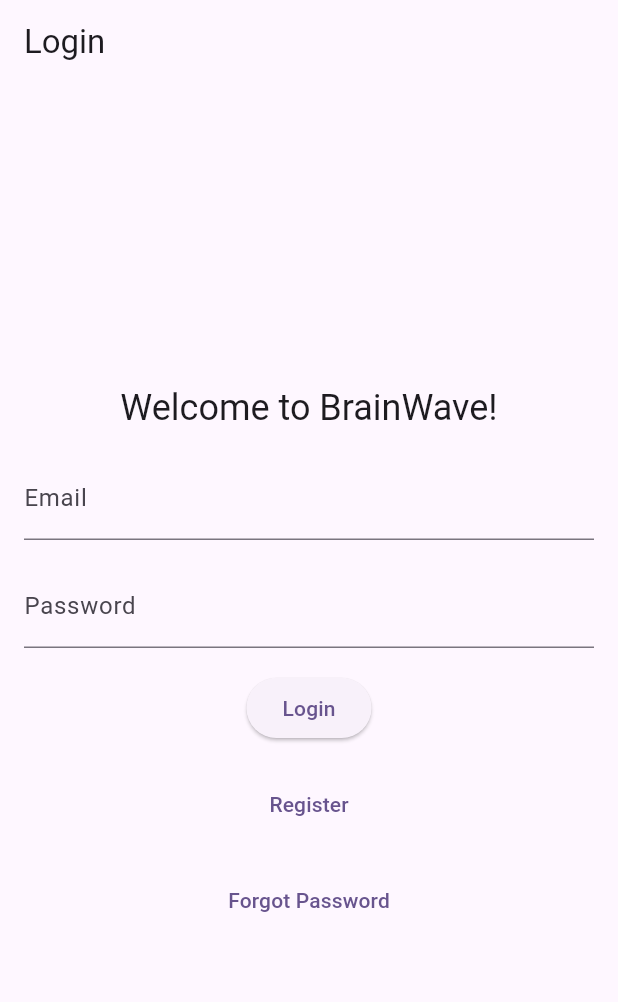
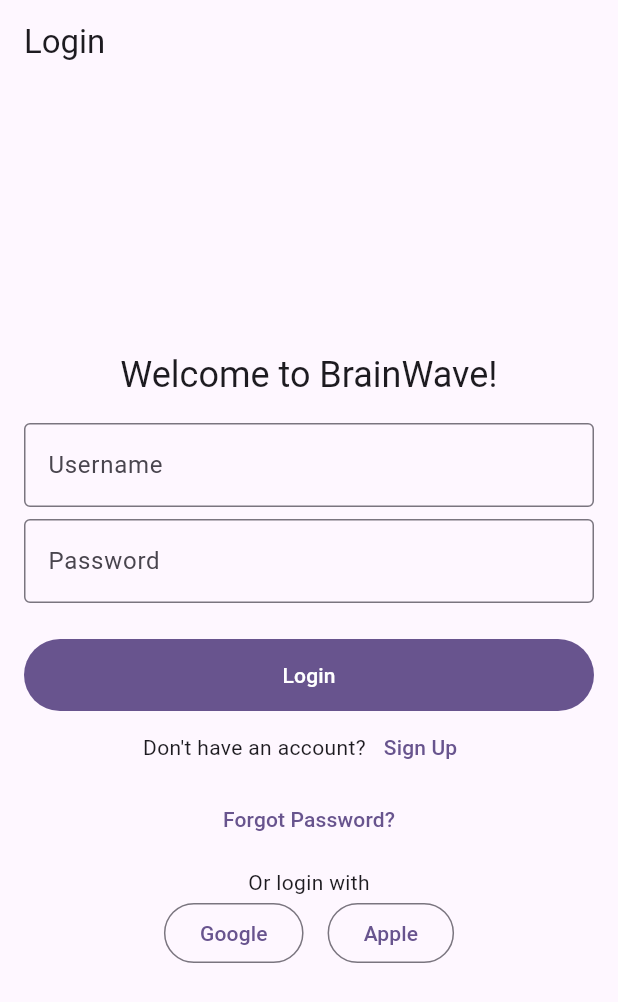
Before and after one commit to mhadaily/brainwavesocialapp, a Flutter app: the screen it shows after launch, on a phone screen of 412 x 824 dp. Shown: the top 1002 px of the screen. Run offline on Flutter 3.47's test engine with Material 3 defaults, Android fonts, the phone set to English and light mode, and no system bars; our stand-ins replace firebase_core, flutter_riverpod, go_router; accounts and stored records are empty; generated files the repository leaves out were written again.

Commit message:
complete pages design

```diff
--- /dev/null
+++ b/lib/common/common.dart
@@ -0,0 +1,12 @@
+// widgets
+export 'widgets/buttons.dart';
+export 'widgets/gaps.dart';
+export 'widgets/page_scaffold.dart';
+export 'widgets/text_field.dart';
+
+// theme
+export 'theme/theme.dart';
+
+// routing
+export 'routing/router.dart';
+export 'routing/route_names.dart';
--- a/lib/common/routing/router.dart
+++ b/lib/common/routing/router.dart
@@ -30,7 +30,7 @@
           GoRoute(
             path: 'forgot-password',
             name: RouterNames.forgotPasswordPage.name,
-            builder: (context, state) => const ForgotPasswordPage(),
+            builder: (context, state) => ForgotPasswordPage(),
           ),
         ],
       ),
--- /dev/null
+++ b/lib/common/widgets/buttons.dart
@@ -0,0 +1,26 @@
+import 'package:flutter/material.dart';
+
+class HighlightButton extends StatelessWidget {
+  const HighlightButton({
+    super.key,
+    required this.text,
+    required this.onPressed,
+  });
+
+  final String text;
+  final VoidCallback onPressed;
+
+  @override
+  Widget build(BuildContext context) {
+    return FilledButton(
+      style: ElevatedButton.styleFrom(
+        minimumSize: const Size(
+          double.infinity,
+          48.0,
+        ),
+      ),
+      onPressed: onPressed,
+      child: Text(text),
+    );
+  }
+}
--- /dev/null
+++ b/lib/common/widgets/gaps.dart
@@ -0,0 +1,13 @@
+import 'package:flutter/material.dart';
+
+class GapWidgets {
+  static const h4 = SizedBox(height: 4.0);
+  static const h8 = SizedBox(height: 8.0);
+  static const h16 = SizedBox(height: 16.0);
+  static const h24 = SizedBox(height: 24.0);
+  static const h48 = SizedBox(height: 48.0);
+  static const w8 = SizedBox(width: 8.0);
+  static const w16 = SizedBox(width: 16.0);
+  static const w24 = SizedBox(width: 24.0);
+  static const w48 = SizedBox(width: 48.0);
+}
--- /dev/null
+++ b/lib/common/widgets/text_field.dart
@@ -0,0 +1,30 @@
+import 'package:flutter/material.dart';
+
+class AppTextFormField extends StatelessWidget {
+  const AppTextFormField({
+    super.key,
+    required this.fieldController,
+    // required this.fieldValidator,
+    required this.label,
+    this.obscureText = false,
+  });
+
+  final TextEditingController fieldController;
+  // final String? Function(String?) fieldValidator;
+  final String label;
+  final bool obscureText;
+
+  @override
+  Widget build(BuildContext context) {
+    return TextFormField(
+      controller: fieldController,
+      obscureText: obscureText,
+      autovalidateMode: AutovalidateMode.onUserInteraction,
+      decoration: InputDecoration(
+        labelText: label,
+        border: const OutlineInputBorder(),
+      ),
+      // validator: fieldValidator,
+    );
+  }
+}
--- a/lib/main.dart
+++ b/lib/main.dart
@@ -1,11 +1,8 @@
-import 'package:brainwavesocialapp/common/theme/theme.dart';
-import 'package:firebase_auth/firebase_auth.dart';
 import 'package:firebase_core/firebase_core.dart';
-import 'package:flutter/foundation.dart';
 import 'package:flutter/material.dart';
 import 'package:flutter_riverpod/flutter_riverpod.dart';
 
-import 'common/routing/router.dart';
+import 'common/common.dart';
 import 'firebase_options.dart';
 
 Future<void> main() async {
--- a/lib/presentation/auth/pages/forgot_password_page.dart
+++ b/lib/presentation/auth/pages/forgot_password_page.dart
@@ -1,15 +1,35 @@
-import 'package:brainwavesocialapp/common/widgets/page_scaffold.dart';
+import 'package:brainwavesocialapp/common/common.dart';
 import 'package:flutter/material.dart';
 
 class ForgotPasswordPage extends StatelessWidget {
-  const ForgotPasswordPage({super.key});
+  ForgotPasswordPage({super.key});
+
+  final emailController = TextEditingController();
 
   @override
   Widget build(BuildContext context) {
-    return const CommonPageScaffold(
-      title: 'ForgotPassword',
-      child: Center(
-        child: Text('ForgotPassword Page'),
+    return CommonPageScaffold(
+      title: 'Forgot Password',
+      child: Form(
+        child: Column(
+          mainAxisAlignment: MainAxisAlignment.center,
+          children: <Widget>[
+            const Text('Reset your password.'),
+            GapWidgets.h8,
+            AppTextFormField(
+              fieldController: emailController,
+              label: 'Email',
+            ),
+            GapWidgets.h8,
+            HighlightButton(
+              text: 'Send me an email',
+              onPressed: () {
+                // Todo: handle forgot password logic
+              },
+            ),
+            GapWidgets.h48,
+          ],
+        ),
       ),
     );
   }
--- a/lib/presentation/auth/pages/login_page.dart
+++ b/lib/presentation/auth/pages/login_page.dart
@@ -1,7 +1,9 @@
-import 'package:brainwavesocialapp/common/routing/route_names.dart';
-import 'package:brainwavesocialapp/common/routing/router.dart';
-import 'package:brainwavesocialapp/common/widgets/page_scaffold.dart';
+import 'package:brainwavesocialapp/common/common.dart';
 import 'package:flutter/material.dart';
+
+import '../widgets/social_login.dart';
+import '../widgets/user_pass_form.dart';
+import '../widgets/welcome_text.dart';
 
 class LoginPage extends StatelessWidget {
   const LoginPage({super.key});
@@ -12,34 +14,22 @@
       title: 'Login',
       child: Column(
         mainAxisAlignment: MainAxisAlignment.center,
-        children: [
-          Text(
-            'Welcome to BrainWave!',
-            style: Theme.of(context).textTheme.headlineSmall,
+        children: <Widget>[
+          const WelcomeText(),
+          GapWidgets.h16,
+          UserPassForm(
+            buttonLabel: 'Login',
+            onFormSubmit: (
+              String email,
+              String password,
+            ) async {
+              // todo: handle login logic
+            },
           ),
-          const SizedBox(height: 16),
-          Form(
-            child: Column(
-              children: [
-                TextFormField(
-                  decoration: const InputDecoration(
-                    labelText: 'Email',
-                  ),
-                ),
-                const SizedBox(height: 16),
-                TextFormField(
-                  decoration: const InputDecoration(
-                    labelText: 'Password',
-                  ),
-                ),
-                const SizedBox(height: 16),
-                ElevatedButton(
-                  onPressed: () {
-                    // TODO: Implement login
-                  },
-                  child: const Text('Login'),
-                ),
-                const SizedBox(height: 16),
+          Row(
+            mainAxisAlignment: MainAxisAlignment.center,
+            children: <Widget>[
+              const Text('Don\'t have an account?'),
               TextButton(
                 onPressed: () {
                   AppRouter.go(
@@ -47,9 +37,13 @@
                     RouterNames.registerPage,
                   );
                 },
-                  child: const Text('Register'),
+                child: const Text('Sign Up'),
               ),
-                const SizedBox(height: 16),
+            ],
+          ),
+          Row(
+            mainAxisAlignment: MainAxisAlignment.center,
+            children: <Widget>[
               TextButton(
                 onPressed: () {
                   AppRouter.go(
@@ -57,11 +51,13 @@
                     RouterNames.forgotPasswordPage,
                   );
                 },
-                  child: const Text('Forgot Password'),
+                child: const Text('Forgot Password?'),
               ),
             ],
           ),
-          ),
+          GapWidgets.h8,
+          const Text('Or login with'),
+          const SocialLogin(),
         ],
       ),
     );
--- a/lib/presentation/auth/pages/register_page.dart
+++ b/lib/presentation/auth/pages/register_page.dart
@@ -1,17 +1,29 @@
-import 'package:brainwavesocialapp/common/widgets/page_scaffold.dart';
+import 'package:brainwavesocialapp/common/common.dart';
 import 'package:flutter/material.dart';
+
+import '../widgets/user_pass_form.dart';
+import '../widgets/welcome_text.dart';
 
 class RegisterPage extends StatelessWidget {
   const RegisterPage({super.key});
 
   @override
   Widget build(BuildContext context) {
-    return const CommonPageScaffold(
-      title: 'Register',
-      child: Center(
-        child: Text(
-          'Register Page',
-        ),
+    return CommonPageScaffold(
+      title: 'Sign Up',
+      child: Column(
+        mainAxisAlignment: MainAxisAlignment.center,
+        children: <Widget>[
+          const WelcomeText(),
+          GapWidgets.h48,
+          UserPassForm(
+            buttonLabel: 'Sign Up',
+            onFormSubmit: (String email, String password) {
+              // todo: handle register logic
+            },
+          ),
+          GapWidgets.h48,
+        ],
       ),
     );
   }
--- /dev/null
+++ b/lib/presentation/auth/widgets/social_login.dart
@@ -0,0 +1,28 @@
+import 'package:brainwavesocialapp/common/common.dart';
+import 'package:flutter/material.dart';
+
+class SocialLogin extends StatelessWidget {
+  const SocialLogin({super.key});
+
+  @override
+  Widget build(BuildContext context) {
+    return Row(
+      mainAxisAlignment: MainAxisAlignment.center,
+      children: <Widget>[
+        OutlinedButton(
+          onPressed: () {
+            // Todo: Handle Google login logic
+          },
+          child: const Text('Google'),
+        ),
+        GapWidgets.w16,
+        OutlinedButton(
+          onPressed: () {
+            // Todo: Handle Apple login logic
+          },
+          child: const Text('Apple'),
+        ),
+      ],
+    );
+  }
+}
--- /dev/null
+++ b/lib/presentation/auth/widgets/user_pass_form.dart
@@ -0,0 +1,56 @@
+import 'package:brainwavesocialapp/common/common.dart';
+import 'package:flutter/material.dart';
+
+class UserPassForm extends StatelessWidget  {
+  UserPassForm({
+    super.key,
+    required this.buttonLabel,
+    required this.onFormSubmit,
+  });
+
+  final String buttonLabel;
+  final Function(String, String) onFormSubmit;
+
+  // create a global key that will uniquely identify the form
+  final _formKey = GlobalKey<FormState>();
+
+  @override
+  Widget build(BuildContext context) {
+    // create controllers for the form fields
+    final userNameController = TextEditingController();
+    // create controllers for the form fields
+    final passwordController = TextEditingController();
+
+    return Form(
+      key: _formKey,
+      child: Column(
+        children: <Widget>[
+          AppTextFormField(
+            fieldController: userNameController,
+            label: 'Username',
+          ),
+          GapWidgets.h8,
+          AppTextFormField(
+            fieldController: passwordController,
+            obscureText: true,
+            label: 'Password',
+          ),
+          GapWidgets.h24,
+          HighlightButton(
+            text: buttonLabel,
+            onPressed: () {
+              // make sure the form is valid
+              // before submitting
+              if (_formKey.currentState!.validate()) {
+                onFormSubmit(
+                  userNameController.text,
+                  passwordController.text,
+                );
+              }
+            },
+          ),
+        ],
+      ),
+    );
+  }
+}
--- /dev/null
+++ b/lib/presentation/auth/widgets/welcome_text.dart
@@ -0,0 +1,13 @@
+import 'package:flutter/material.dart';
+
+class WelcomeText extends StatelessWidget {
+  const WelcomeText({super.key});
+
+  @override
+  Widget build(BuildContext context) {
+    return Text(
+      'Welcome to BrainWave!',
+      style: Theme.of(context).textTheme.headlineSmall,
+    );
+  }
+}
```
Lines whose indentation alone changed are shown as unchanged.
